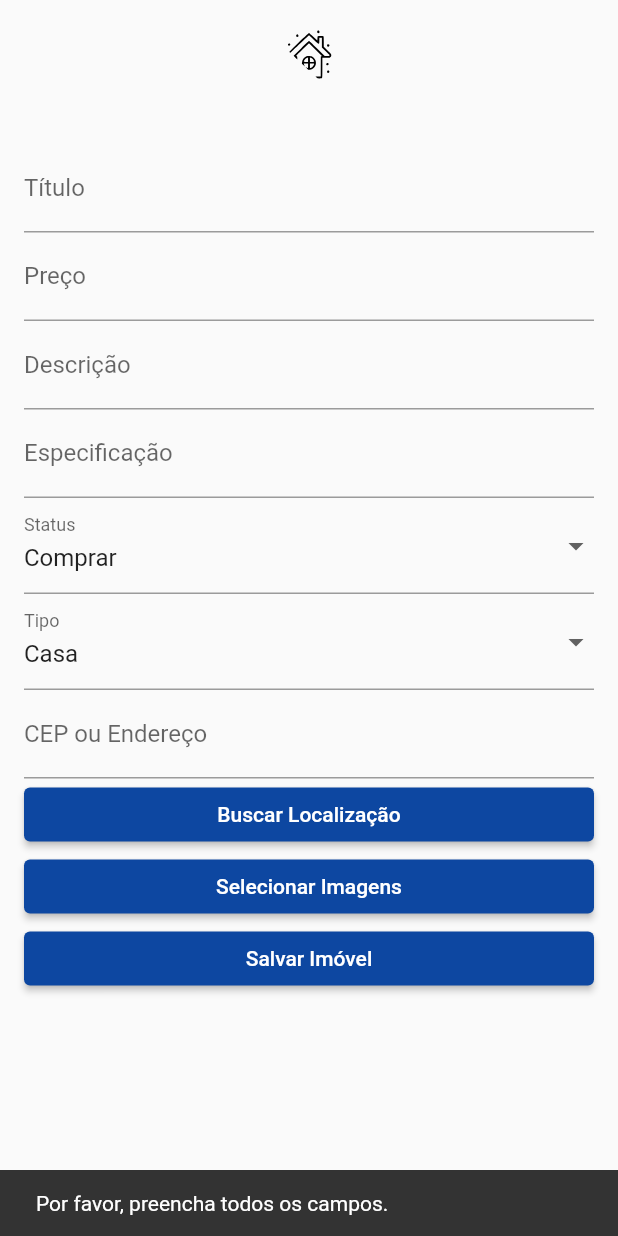
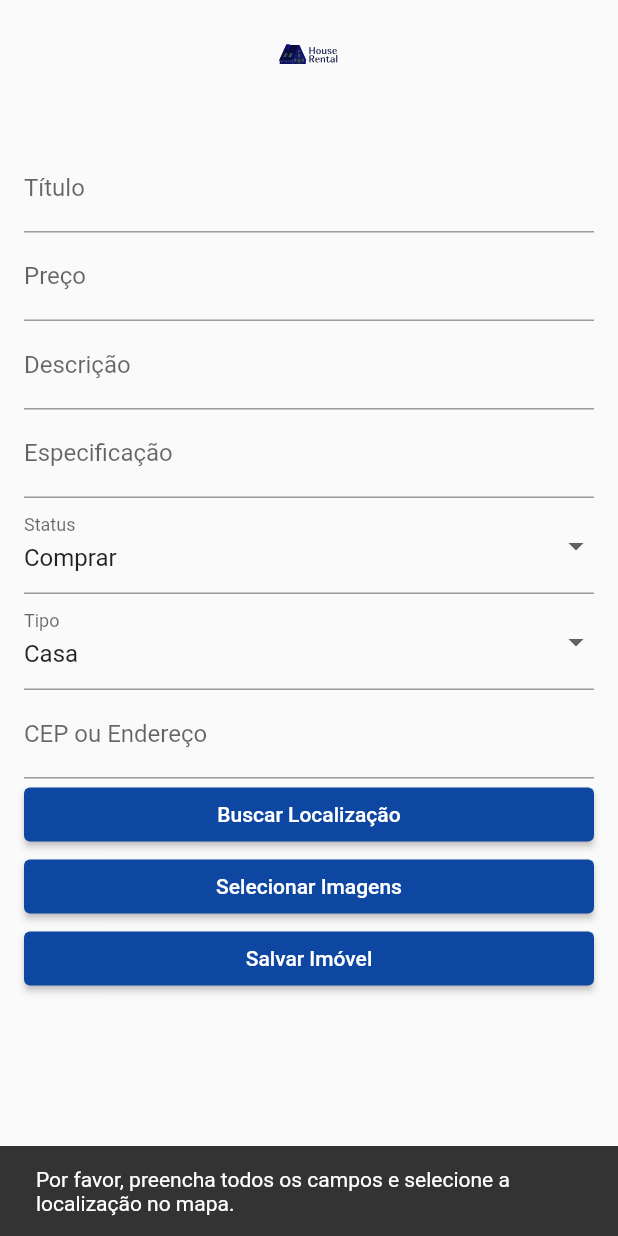
Before and after one commit to jovitif/House-Rental-Mobile-App, a Flutter app: the AddPropertyPage screen opened by its route, after a tap on "Salvar Imóvel", on a phone screen of 412 x 824 dp. Run offline on Flutter 3.47's test engine with Material 2 defaults, Android fonts, the light colour scheme and no system bars; our stand-ins replace cloud_firestore, firebase_auth, firebase_core, firebase_storage, flutter_svg, flutter_typeahead and 3 more; accounts and stored records are empty.

```diff
--- a/houserental/lib/pages/add_property_page.dart
+++ b/houserental/lib/pages/add_property_page.dart
@@ -32,6 +32,8 @@
   String? city;
   String? country;
   List<File?> propertyImages = [];
+  LatLng?
+      selectedLocation; // Adicione esta variável para armazenar a localização selecionada.
 
   @override
   void initState() {
@@ -101,8 +103,11 @@
         priceController.text.isEmpty ||
         descriptionController.text.isEmpty ||
         specificationController.text.isEmpty ||
-        cepController.text.isEmpty) {
-      showSnackBar('Por favor, preencha todos os campos.');
+        cepController.text.isEmpty ||
+        selectedLocation == null) {
+      // Verifique se a localização foi selecionada.
+      showSnackBar(
+          'Por favor, preencha todos os campos e selecione a localização no mapa.');
       return;
     }
 
@@ -121,8 +126,9 @@
           'status': statusToString(selectedStatus),
           'type': typeToString(selectedType),
           'location': cepController.text,
-          'latitude': latitude,
-          'longitude': longitude,
+          'latitude':
+              selectedLocation!.latitude, // Use a localização selecionada.
+          'longitude': selectedLocation!.longitude,
           'ownerId': user.uid,
           'username': username,
           'profileImageUrl': profileImageUrl,
@@ -286,6 +292,11 @@
                       ),
                     ),
                   },
+                  onTap: (LatLng location) {
+                    setState(() {
+                      selectedLocation = location;
+                    });
+                  },
                 ),
               ),
             if (street != null)
--- a/houserental/pubspec.yaml
+++ b/houserental/pubspec.yaml
@@ -74,6 +74,7 @@
     - assets/login.png
     - assets/addplus.svg
     - assets/Frame.png
+    - assets/pino-de-localizacao.png
 
   # The following line ensures that the Material Icons font is
   # included with your application, so that you can use the icons in
```
Also changed, not shown: houserental/lib/pages/user_profile_page.dart (+60 -48 lines), houserental/assets/pino-de-localizacao.png (added), houserental/assets/toplogo.svg, houserental/assets/toplogo1.svg (deleted), houserental/assets/toplogo2.svg (added), houserental/flutter_01.png (added), houserental/flutter_02.png (added), houserental/flutter_03.png (added), houserental/flutter_04.png (added), houserental/flutter_05.png (added).
